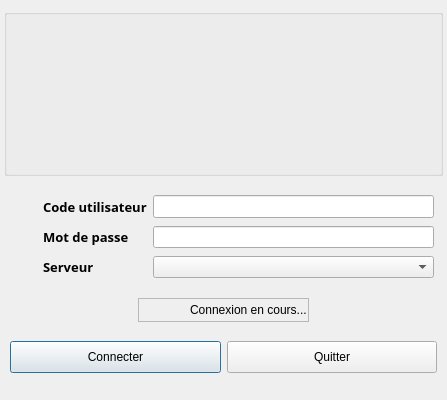
Qt form client/src/LoginDialog.ui (introlab/openteraplus) before a commit.
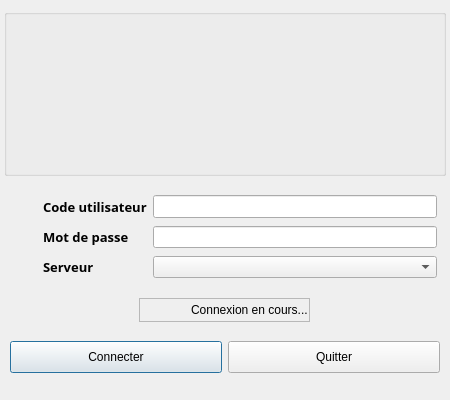
The same form after that commit. Icons and pictures are not drawn.

Patch:
```diff
--- a/client/src/LoginDialog.ui
+++ b/client/src/LoginDialog.ui
@@ -9,10 +9,22 @@
    <rect>
     <x>0</x>
     <y>0</y>
-    <width>447</width>
+    <width>450</width>
     <height>400</height>
    </rect>
   </property>
+  <property name="sizePolicy">
+   <sizepolicy hsizetype="Fixed" vsizetype="Fixed">
+    <horstretch>0</horstretch>
+    <verstretch>0</verstretch>
+   </sizepolicy>
+  </property>
+  <property name="minimumSize">
+   <size>
+    <width>450</width>
+    <height>400</height>
+   </size>
+  </property>
   <property name="maximumSize">
    <size>
     <width>450</width>
```
